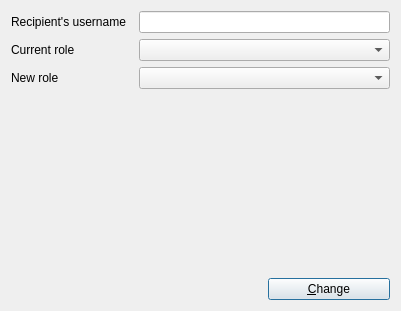
The window that forms/changeuserroledialog.ui (iamOgunyinka/TragelPC) describes before a commit, drawn with Qt 5.
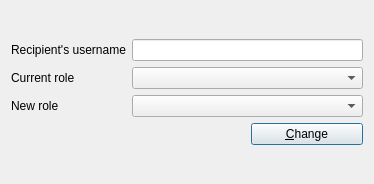
The same window after the commit.

Diff of the .ui file:
```diff
--- a/forms/changeuserroledialog.ui
+++ b/forms/changeuserroledialog.ui
@@ -6,13 +6,15 @@
    <rect>
     <x>0</x>
     <y>0</y>
-    <width>401</width>
-    <height>311</height>
+    <width>374</width>
+    <height>184</height>
    </rect>
   </property>
   <property name="windowTitle">
    <string>Dialog</string>
   </property>
+  <layout class="QVBoxLayout" name="verticalLayout">
+   <item>
   <layout class="QGridLayout" name="gridLayout">
    <item row="0" column="0">
     <widget class="QLabel" name="label">
@@ -24,9 +26,6 @@
      </property>
     </widget>
    </item>
-   <item row="0" column="1" colspan="2">
-    <widget class="QLineEdit" name="username_line"/>
-   </item>
    <item row="1" column="0">
     <widget class="QLabel" name="label_2">
      <property name="text">
@@ -37,9 +36,6 @@
      </property>
     </widget>
    </item>
-   <item row="1" column="1" colspan="2">
-    <widget class="QComboBox" name="old_role_combo"/>
-   </item>
    <item row="2" column="0">
     <widget class="QLabel" name="label_3">
      <property name="text">
@@ -50,28 +46,23 @@
      </property>
     </widget>
    </item>
-   <item row="2" column="1" colspan="2">
-    <widget class="QComboBox" name="new_role_combo"/>
-   </item>
-   <item row="4" column="2">
+     <item row="3" column="2">
     <widget class="QPushButton" name="change_button">
      <property name="text">
       <string>&amp;Change</string>
      </property>
     </widget>
    </item>
-   <item row="3" column="1">
-    <spacer name="verticalSpacer">
-     <property name="orientation">
-      <enum>Qt::Vertical</enum>
-     </property>
-     <property name="sizeHint" stdset="0">
-      <size>
-       <width>20</width>
-       <height>166</height>
-      </size>
-     </property>
-    </spacer>
+     <item row="2" column="1" colspan="2">
+      <widget class="QComboBox" name="new_role_combo"/>
+     </item>
+     <item row="1" column="1" colspan="2">
+      <widget class="QComboBox" name="old_role_combo"/>
+     </item>
+     <item row="0" column="1" colspan="2">
+      <widget class="QLineEdit" name="username_line"/>
+     </item>
+    </layout>
    </item>
   </layout>
  </widget>
```
Lines whose indentation alone changed are shown as unchanged.
